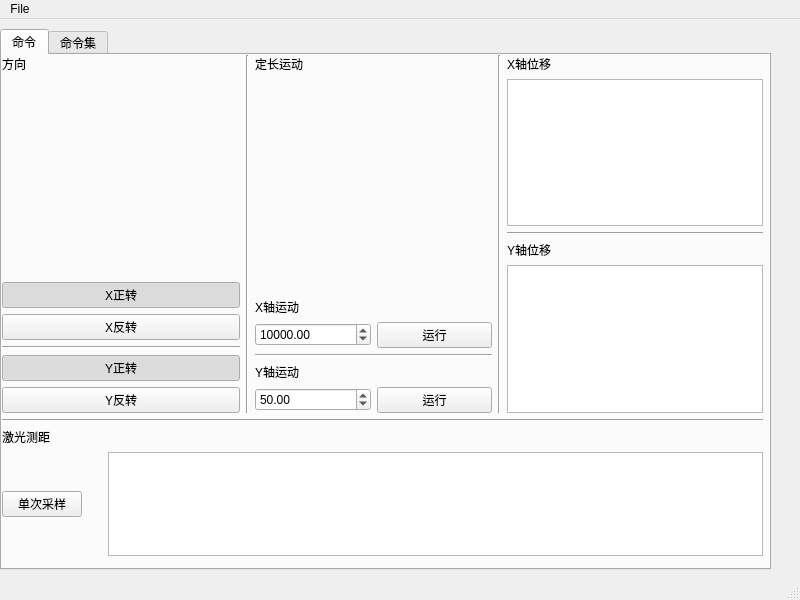
Before: the Qt Designer form gui/gui0.ui in SophistGuaPi/laser-radar-project, drawn with Qt 5.
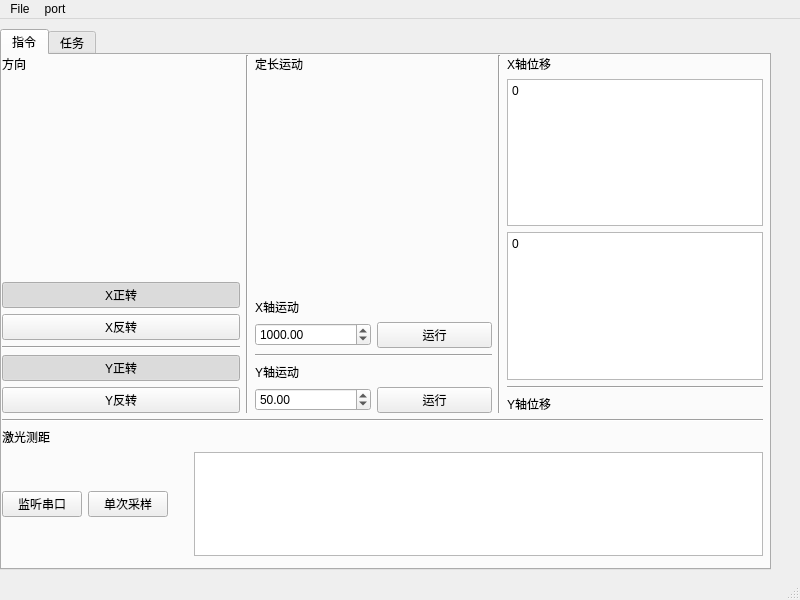
After: the same form once the commit is applied.

```diff
--- a/gui/gui0.ui
+++ b/gui/gui0.ui
@@ -34,7 +34,7 @@
     </property>
     <widget class="QWidget" name="tab0">
      <attribute name="title">
-      <string>命令</string>
+      <string>指令</string>
      </attribute>
      <widget class="QWidget" name="verticalLayoutWidget_10">
       <property name="geometry">
@@ -223,7 +223,7 @@
                     <enum>QAbstractSpinBox::AdaptiveDecimalStepType</enum>
                    </property>
                    <property name="value">
-                    <double>10000.000000000000000</double>
+                    <double>1000.000000000000000</double>
                    </property>
                   </widget>
                  </item>
@@ -311,6 +311,27 @@
              <property name="readOnly">
               <bool>true</bool>
              </property>
+             <property name="html">
+              <string>&lt;!DOCTYPE HTML PUBLIC &quot;-//W3C//DTD HTML 4.0//EN&quot; &quot;http://www.w3.org/TR/REC-html40/strict.dtd&quot;&gt;
+&lt;html&gt;&lt;head&gt;&lt;meta name=&quot;qrichtext&quot; content=&quot;1&quot; /&gt;&lt;style type=&quot;text/css&quot;&gt;
+p, li { white-space: pre-wrap; }
+&lt;/style&gt;&lt;/head&gt;&lt;body style=&quot; font-family:'Sans Serif'; font-size:9pt; font-weight:400; font-style:normal;&quot;&gt;
+&lt;p style=&quot; margin-top:0px; margin-bottom:0px; margin-left:0px; margin-right:0px; -qt-block-indent:0; text-indent:0px;&quot;&gt;0&lt;/p&gt;&lt;/body&gt;&lt;/html&gt;</string>
+             </property>
+            </widget>
+           </item>
+           <item>
+            <widget class="QTextEdit" name="textEdit_2">
+             <property name="readOnly">
+              <bool>true</bool>
+             </property>
+             <property name="html">
+              <string>&lt;!DOCTYPE HTML PUBLIC &quot;-//W3C//DTD HTML 4.0//EN&quot; &quot;http://www.w3.org/TR/REC-html40/strict.dtd&quot;&gt;
+&lt;html&gt;&lt;head&gt;&lt;meta name=&quot;qrichtext&quot; content=&quot;1&quot; /&gt;&lt;style type=&quot;text/css&quot;&gt;
+p, li { white-space: pre-wrap; }
+&lt;/style&gt;&lt;/head&gt;&lt;body style=&quot; font-family:'Sans Serif'; font-size:9pt; font-weight:400; font-style:normal;&quot;&gt;
+&lt;p style=&quot; margin-top:0px; margin-bottom:0px; margin-left:0px; margin-right:0px; -qt-block-indent:0; text-indent:0px;&quot;&gt;0&lt;/p&gt;&lt;/body&gt;&lt;/html&gt;</string>
+             </property>
             </widget>
            </item>
            <item>
@@ -327,13 +348,6 @@
              </property>
             </widget>
            </item>
-           <item>
-            <widget class="QTextEdit" name="textEdit_2">
-             <property name="readOnly">
-              <bool>true</bool>
-             </property>
-            </widget>
-           </item>
           </layout>
          </item>
         </layout>
@@ -358,6 +372,19 @@
           <layout class="QHBoxLayout" name="horizontalLayout_4">
            <item>
             <layout class="QHBoxLayout" name="horizontalLayout_5">
+             <item>
+              <widget class="QPushButton" name="pushButton_8">
+               <property name="text">
+                <string>监听串口</string>
+               </property>
+               <property name="checkable">
+                <bool>true</bool>
+               </property>
+               <property name="checked">
+                <bool>false</bool>
+               </property>
+              </widget>
+             </item>
              <item>
               <widget class="QPushButton" name="pushButton_7">
                <property name="text">
@@ -396,7 +423,7 @@
     </widget>
     <widget class="QWidget" name="tab1">
      <attribute name="title">
-      <string>命令集</string>
+      <string>任务</string>
      </attribute>
     </widget>
    </widget>
@@ -415,7 +442,21 @@
      <string>File</string>
     </property>
    </widget>
+   <widget class="QMenu" name="menuport">
+    <property name="title">
+     <string>port</string>
+    </property>
+    <widget class="QMenu" name="menu">
+     <property name="title">
+      <string>连接</string>
+     </property>
+     <addaction name="action_4"/>
+     <addaction name="action_5"/>
+    </widget>
+    <addaction name="menu"/>
+   </widget>
    <addaction name="menuFile"/>
+   <addaction name="menuport"/>
   </widget>
   <widget class="QStatusBar" name="statusbar"/>
  </widget>
```
Left out of the diff: 10 changed lines with no effect on the pictures.
